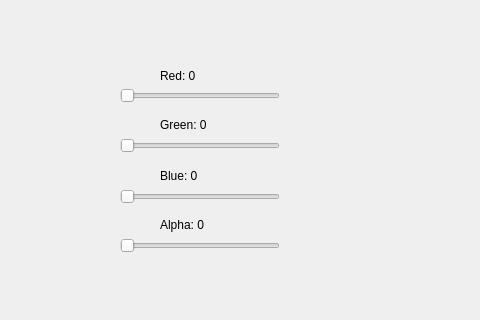
Above: view.ui from samirsarin04/SpriteEditor before the change; both pictures show x 0 to 480 and y 135 to 455 of the 1200 by 800 pixel window. Below: the same form after it.
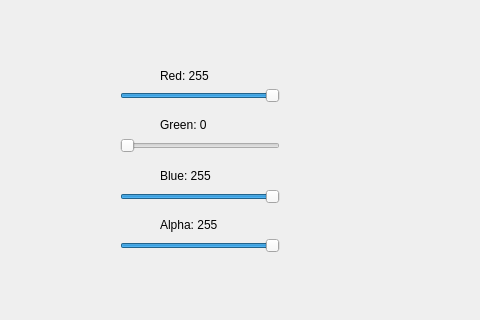
That is the form after the change. Custom widgets are drawn as their Qt base class.

Commit message: got sliders able to adjust rgb values, alpha is being weird though

What changed in the file:
```diff
--- a/view.ui
+++ b/view.ui
@@ -34,7 +34,10 @@
      </rect>
     </property>
     <property name="maximum">
-     <number>256</number>
+     <number>255</number>
+    </property>
+    <property name="value">
+     <number>255</number>
     </property>
     <property name="orientation">
      <enum>Qt::Horizontal</enum>
@@ -50,7 +53,7 @@
      </rect>
     </property>
     <property name="text">
-     <string>Red: 0</string>
+     <string>Red: 255</string>
     </property>
    </widget>
    <widget class="QSlider" name="greenSlider">
@@ -92,7 +95,10 @@
      </rect>
     </property>
     <property name="maximum">
-     <number>256</number>
+     <number>255</number>
+    </property>
+    <property name="value">
+     <number>255</number>
     </property>
     <property name="orientation">
      <enum>Qt::Horizontal</enum>
@@ -108,7 +114,7 @@
      </rect>
     </property>
     <property name="text">
-     <string>Blue: 0</string>
+     <string>Blue: 255</string>
     </property>
    </widget>
    <widget class="QLabel" name="alphaSliderLabel">
@@ -121,7 +127,7 @@
      </rect>
     </property>
     <property name="text">
-     <string>Alpha: 0</string>
+     <string>Alpha: 255</string>
     </property>
    </widget>
    <widget class="QSlider" name="alphaSlider">
@@ -134,7 +140,10 @@
      </rect>
     </property>
     <property name="maximum">
-     <number>256</number>
+     <number>255</number>
+    </property>
+    <property name="value">
+     <number>255</number>
     </property>
     <property name="orientation">
      <enum>Qt::Horizontal</enum>
```
Left out of the diff: 2 changed lines with no effect on the pictures. The commit also changes 4 other files.
